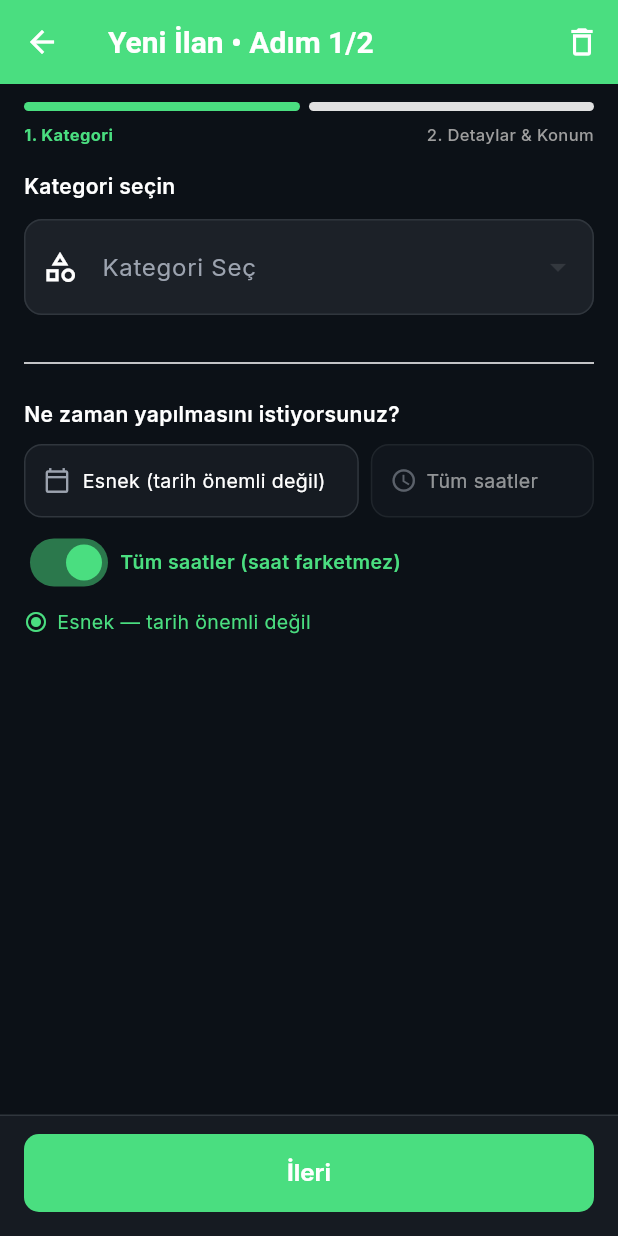
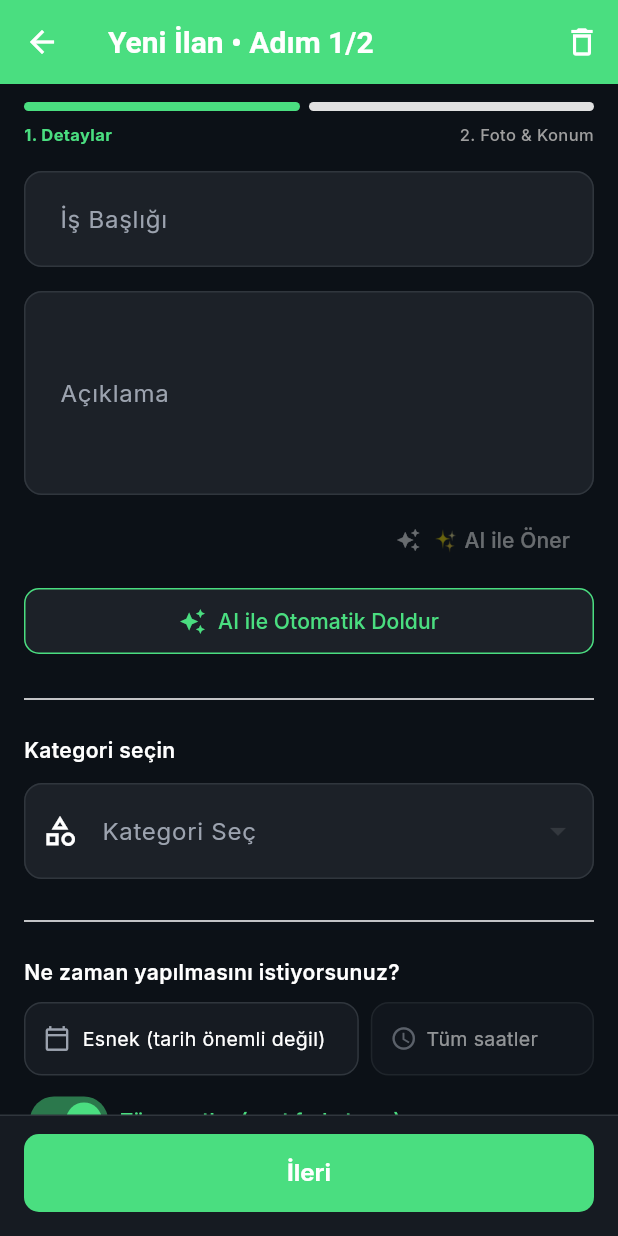
Before and after one commit to omeracet-ai/yapgitsinv2, a Flutter app: the PostJobScreen screen opened by its route, on a phone screen of 412 x 824 dp. Run offline on Flutter 3.47's test engine with Material 3 defaults, Android fonts, the phone set to English and light mode, and no system bars; our stand-ins replace cached_network_image, chewie, dio, equatable, file_picker, firebase_auth and 25 more; missing offline and left inert: mobile_scanner, record; accounts and stored records are empty; network calls fail.

Commit message:
feat(phase-284): regroup ilan-ver — Adım 1 holds title/desc/category/date/time/budget, Adım 2 only photo/location
Move title + description + budget + schedule flexibility chips from
Adım 2 to Adım 1. New Adım 1 order:
1. Başlık (title)
2. Açıklama (description) + AI suggest/fill
3. Kategori (category)
4. Tarih (due date + due time pickers)
5. Zaman (schedule flexibility — flexible/specific/urgent chips)
6. Bütçe (budget + AI price)

Adım 2 keeps only:
- Foto/Video
- Konum (map + address)
- (template save checkbox)

- _buildStep1Body rewritten to compose new sequence
- _buildStep2Body (was title/desc/budget) → split into _buildTitleDescSection
  and _buildBudgetSection helpers used by Adım 1
- _buildStep3Body → split into _buildScheduleFlexSection (used by Adım 1)
  and a new _buildStep2Body (photo + location only)
- IndexedStack drops the nested column wrapper from phase-283; both
  steps now render straight body widgets
- JobWizardProgress labels: 'Detaylar' | 'Foto & Konum'
- _onStepContinue: Adım 1 validates title+desc+kategori; Adım 2 validates
  photo+location+specific-mode date/time

Co-Authored-By: Claude Opus 4.7 <noreply@anthropic.com>

```diff
--- a/hizmet_app/lib/features/jobs/presentation/screens/post_job_screen.dart
+++ b/hizmet_app/lib/features/jobs/presentation/screens/post_job_screen.dart
@@ -436,26 +436,16 @@ class _PostJobScreenState extends ConsumerState<PostJobScreen> {
               ),
             JobWizardProgress(
               currentStep: _currentStep,
-              labels: const ['Kategori', 'Detaylar & Konum'],
+              labels: const ['Detaylar', 'Foto & Konum'],
             ),
             Expanded(
               child: IndexedStack(
                 index: _currentStep,
                 children: [
+                  // Phase 284 — Adım 1: Başlık + Açıklama + Kategori + Tarih +
+                  // Zaman + Bütçe. Adım 2: yalnızca Foto/Video + Konum.
                   PostJobStep1(body: _buildStep1Body()),
-                  // Phase 283 — eski Adım 2 + Adım 3 tek scroll'da birleştirildi.
-                  PostJobStep2(
-                    body: Column(
-                      crossAxisAlignment: CrossAxisAlignment.stretch,
-                      children: [
-                        _buildStep2Body(),
-                        const SizedBox(height: 24),
-                        const Divider(height: 1),
-                        const SizedBox(height: 16),
-                        _buildStep3Body(),
-                      ],
-                    ),
-                  ),
+                  PostJobStep2(body: _buildStep2Body()),
                 ],
               ),
             ),
@@ -525,7 +515,19 @@ class _PostJobScreenState extends ConsumerState<PostJobScreen> {
 
   Future<void> _onStepContinue() async {
     if (_currentStep == 0) {
-      // Adım 1: kategori (dueDate opsiyonel — esnek default)
+      // Phase 284 — Adım 1: title + desc + kategori zorunlu; tarih/saat/zaman/
+      // bütçe opsiyonel (Belirli modunda tarih+saat aşağıda Adım 2 öncesi de
+      // tekrar kontrol edilir).
+      if (_titleController.text.trim().isEmpty) {
+        ScaffoldMessenger.of(context).showSnackBar(
+            SnackBar(content: Text(AppLocalizations.of(context).postJobTitleRequired)));
+        return;
+      }
+      if (_descController.text.trim().isEmpty) {
+        ScaffoldMessenger.of(context).showSnackBar(
+            SnackBar(content: Text(AppLocalizations.of(context).postJobDescriptionRequired)));
+        return;
+      }
       if (_selectedCategory == null) {
         ScaffoldMessenger.of(context).showSnackBar(
             SnackBar(content: Text(AppLocalizations.of(context).postJobCategoryRequired)));
@@ -533,18 +535,7 @@ class _PostJobScreenState extends ConsumerState<PostJobScreen> {
       }
       setState(() => _currentStep++);
     } else {
-      // Phase 283 — Adım 2 (birleşik): eski Adım 2 + Adım 3 validasyonu peş
-      // peşe. title/desc, sonra foto/konum/zaman, en sonda upload + submit.
-      if (_titleController.text.trim().isEmpty) {
-        ScaffoldMessenger.of(context).showSnackBar(
-            SnackBar(content: Text(AppLocalizations.of(context).postJobTitleRequired)));
-        return;
-      }
-      if (_descController.text.trim().isEmpty) {
-        ScaffoldMessenger.of(context).showSnackBar(
-            SnackBar(content: Text(AppLocalizations.of(context).postJobDescriptionRequired)));
-        return;
-      }
+      // Phase 284 — Adım 2: foto + konum zorunlu; sonra upload + submit.
       if (_selectedPhotos.isEmpty && _uploadedPhotoUrls.isEmpty) {
         ScaffoldMessenger.of(context).showSnackBar(
           SnackBar(content: Text(AppLocalizations.of(context).postJobPhotoRequired)),
@@ -615,9 +606,15 @@ class _PostJobScreenState extends ConsumerState<PostJobScreen> {
   }
 
   Widget _buildStep1Body() {
+    // Phase 284 — Adım 1: Başlık + Açıklama + Kategori + Tarih + Zaman + Bütçe.
+    // Adım 2'de yalnızca Foto/Video + Konum kalır.
     return Column(
       crossAxisAlignment: CrossAxisAlignment.stretch,
       children: [
+        _buildTitleDescSection(),
+        const SizedBox(height: 20),
+        const Divider(),
+        const SizedBox(height: 16),
         Text(AppLocalizations.of(context).postJobCategorySelect,
             style: TextStyle(
                 fontSize: 14,
@@ -625,10 +622,18 @@ class _PostJobScreenState extends ConsumerState<PostJobScreen> {
                 color: AppColors.textPrimary)),
         const SizedBox(height: 12),
         _buildCategoryGrid(),
-        const SizedBox(height: 24),
+        const SizedBox(height: 20),
         const Divider(),
         const SizedBox(height: 16),
         _buildDueDateSection(),
+        const SizedBox(height: 20),
+        const Divider(),
+        const SizedBox(height: 16),
+        _buildScheduleFlexSection(),
+        const SizedBox(height: 20),
+        const Divider(),
+        const SizedBox(height: 16),
+        _buildBudgetSection(),
       ],
     );
   }
@@ -901,7 +906,9 @@ class _PostJobScreenState extends ConsumerState<PostJobScreen> {
     );
   }
 
-  Widget _buildStep2Body() {
+  // Phase 284 — Eski _buildStep2Body iki bağımsız bölüme ayrıldı; Adım 1
+  // bunları kategori/tarih/zaman ile birlikte birleştiriyor.
+  Widget _buildTitleDescSection() {
     return Column(
       crossAxisAlignment: CrossAxisAlignment.stretch,
       children: [
@@ -956,9 +963,14 @@ class _PostJobScreenState extends ConsumerState<PostJobScreen> {
               : const Icon(Icons.auto_awesome, size: 18),
           label: Text(_aiLoading ? 'AI hazırlıyor…' : 'AI ile Otomatik Doldur'),
         ),
-        const SizedBox(height: 20),
-        const Divider(),
-        const SizedBox(height: 16),
+      ],
+    );
+  }
+
+  Widget _buildBudgetSection() {
+    return Column(
+      crossAxisAlignment: CrossAxisAlignment.stretch,
+      children: [
         Align(
           alignment: Alignment.centerLeft,
           child: TextButton.icon(
@@ -1212,11 +1224,11 @@ class _PostJobScreenState extends ConsumerState<PostJobScreen> {
     );
   }
 
-  Widget _buildStep3Body() {
+  // Phase 284 — eski _buildStep3Body schedule chips bölümü Adım 1'e taşındı.
+  Widget _buildScheduleFlexSection() {
     return Column(
       crossAxisAlignment: CrossAxisAlignment.stretch,
       children: [
-        // Phase 265 — Saat dilimi esneklik durumu
         Text('Saat dilimi esnekliği',
             style: TextStyle(fontSize: 14, fontWeight: FontWeight.w600,
                 color: AppColors.textPrimary)),
@@ -1237,7 +1249,6 @@ class _PostJobScreenState extends ConsumerState<PostJobScreen> {
           ],
         ),
         const SizedBox(height: 8),
-        // Phase 266 — dinamik özet satırı (seçili moda göre)
         Container(
           padding: const EdgeInsets.symmetric(horizontal: 10, vertical: 8),
           decoration: BoxDecoration(
@@ -1259,9 +1270,15 @@ class _PostJobScreenState extends ConsumerState<PostJobScreen> {
             ),
           ),
         ),
-        const SizedBox(height: 20),
-        const Divider(),
-        const SizedBox(height: 16),
+      ],
+    );
+  }
+
+  // Phase 284 — Yeni Adım 2: yalnızca Foto/Video + Konum (+ şablon kaydet).
+  Widget _buildStep2Body() {
+    return Column(
+      crossAxisAlignment: CrossAxisAlignment.stretch,
+      children: [
         Text('Fotoğraf & Video',
             style: TextStyle(fontSize: 14, fontWeight: FontWeight.w600,
                 color: AppColors.textPrimary)),
```
